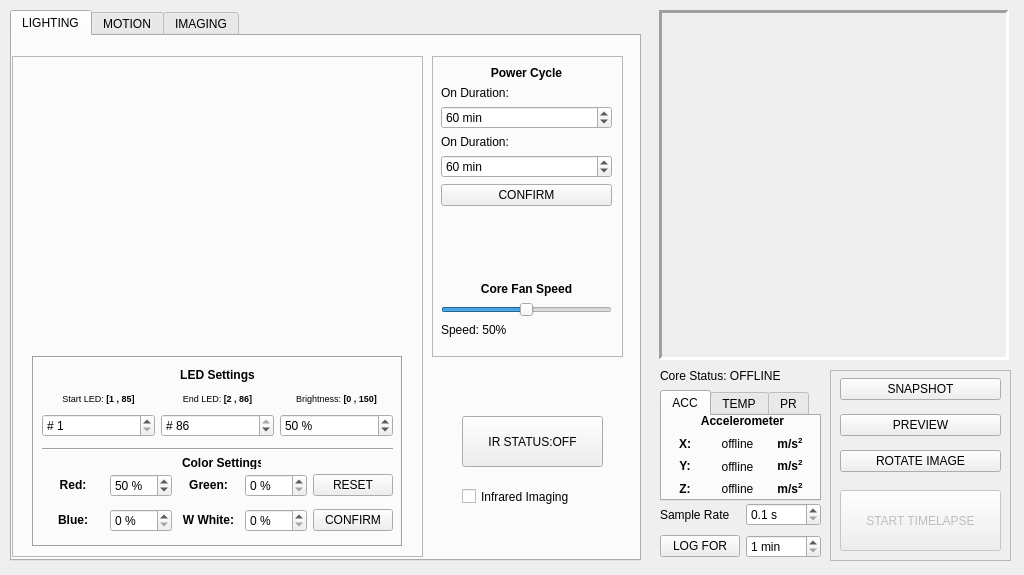
Before: the Qt Designer form _ui/Clinostat.ui in CoCl-Jerry/SciSpin_Max_Dev, drawn with Qt 5.
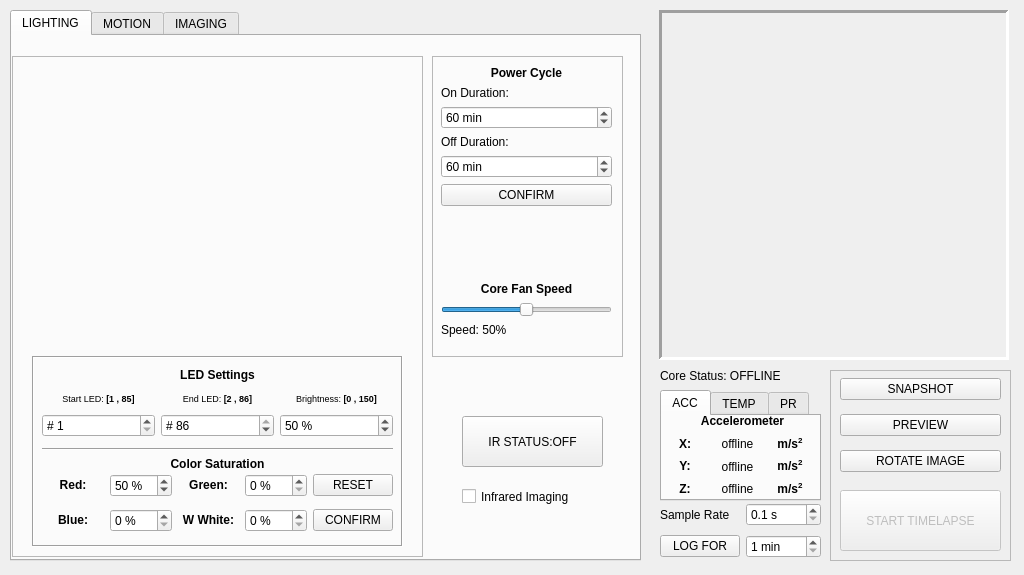
After: the same form once the commit is applied. Icons and pictures are not drawn.

```diff
--- a/_ui/Clinostat.ui
+++ b/_ui/Clinostat.ui
@@ -351,14 +351,14 @@
        <widget class="QLabel" name="color_label">
         <property name="geometry">
          <rect>
-          <x>150</x>
+          <x>130</x>
           <y>100</y>
-          <width>79</width>
-          <height>13</height>
+          <width>111</width>
+          <height>16</height>
          </rect>
         </property>
         <property name="text">
-         <string>&lt;html&gt;&lt;head/&gt;&lt;body&gt;&lt;p align=&quot;center&quot;&gt;&lt;span style=&quot; font-weight:600;&quot;&gt;Color Settings&lt;/span&gt;&lt;/p&gt;&lt;/body&gt;&lt;/html&gt;</string>
+         <string>&lt;html&gt;&lt;head/&gt;&lt;body&gt;&lt;p align=&quot;center&quot;&gt;&lt;span style=&quot; font-weight:600;&quot;&gt;Color Saturation&lt;/span&gt;&lt;/p&gt;&lt;/body&gt;&lt;/html&gt;</string>
         </property>
        </widget>
       </widget>
@@ -421,7 +421,7 @@
         <item>
          <widget class="QLabel" name="Off_Cycle_label">
           <property name="text">
-           <string>On Duration:</string>
+           <string>Off Duration:</string>
           </property>
          </widget>
         </item>
```
